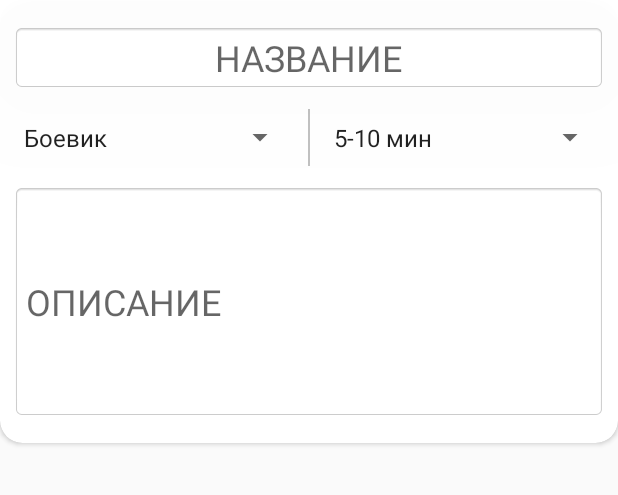
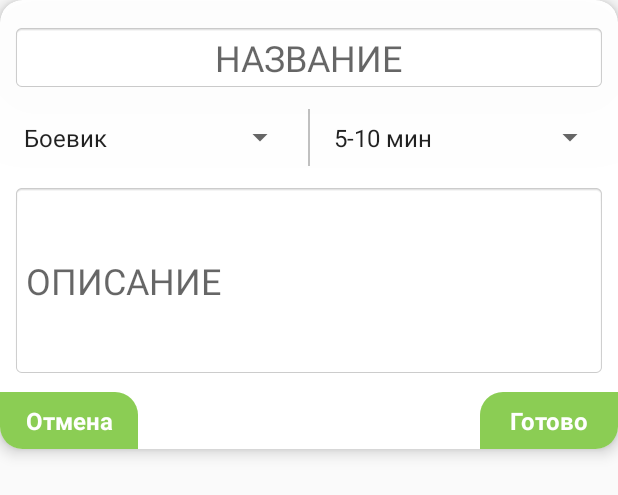
Before and after one commit to bigmeco/QuestConstructor, an Android app: the layout fragment_edit_project.xml on its own in the app's theme, with its tools: preview values and no code run, on a phone screen of 412 x 824 dp. Shown: the top 495 px of the screen. Run offline under Robolectric (Android 15) with nearby library versions, the phone set to English and light mode, and no system bars.

Commit message:
add editScreen db

```diff
--- a/app/src/main/AndroidManifest.xml
+++ b/app/src/main/AndroidManifest.xml
@@ -24,7 +24,6 @@
         <activity
             android:name=".CreatorScreenActivity"
             android:theme="@style/CreatorActivityTheme" />
-        <activity android:name=".EditProjectActivity"></activity>
     </application>
 
 </manifest>
--- a/app/src/main/java/com/bigmeco/questconstructor/CreatorScreenActivity.kt
+++ b/app/src/main/java/com/bigmeco/questconstructor/CreatorScreenActivity.kt
@@ -241,8 +241,8 @@ class CreatorScreenActivity : AppCompatActivity() {
         setContentView(R.layout.activity_creator_screen)
         Realm.init(this)
 
-        val preferences = PreferenceManager.getDefaultSharedPreferences(this)
-        idProject = preferences.getInt("idProject", 0)
+            val preferences = PreferenceManager.getDefaultSharedPreferences(this)
+            idProject = preferences.getInt("idProject", 0)
         objectProject = realm.where(ObjectProject::class.java).equalTo("id", idProject).findFirst()
         objectScreen = objectProject?.screen?.get(idScreen)
 
--- /dev/null
+++ b/app/src/main/res/drawable/rectangle_rounded_all.xml
@@ -0,0 +1,11 @@
+<?xml version="1.0" encoding="utf-8"?>
+<selector
+    xmlns:android="http://schemas.android.com/apk/res/android">
+    <item>
+        <shape>
+            <solid android:color="#8bcd54"/>
+            <corners
+                android:topLeftRadius="15dp"/>
+        </shape>
+    </item>
+</selector>
--- /dev/null
+++ b/app/src/main/res/drawable/rectangle_rounded_back.xml
@@ -0,0 +1,11 @@
+<?xml version="1.0" encoding="utf-8"?>
+<selector
+    xmlns:android="http://schemas.android.com/apk/res/android">
+    <item>
+        <shape>
+            <solid android:color="#8bcd54"/>
+            <corners
+                android:topRightRadius="15dp"/>
+        </shape>
+    </item>
+</selector>
--- a/app/src/main/res/layout/fragment_edit_project.xml
+++ b/app/src/main/res/layout/fragment_edit_project.xml
@@ -8,19 +8,14 @@
 
     <android.support.v7.widget.CardView
         android:layout_width="match_parent"
-        android:layout_height="64dp"
-        app:cardCornerRadius="0dp" />
-
-    <android.support.v7.widget.CardView
-        android:layout_width="match_parent"
         android:layout_height="wrap_content"
         android:layout_marginBottom="8dp"
-        app:cardCornerRadius="15dp">
+        app:cardCornerRadius="15dp"
+        app:cardElevation="6dp">
 
         <android.support.constraint.ConstraintLayout
             android:layout_width="match_parent"
-            android:layout_height="match_parent"
-            android:paddingBottom="16dp">
+            android:layout_height="match_parent">
 
             <EditText
                 android:id="@+id/editName"
@@ -87,6 +82,7 @@
                 android:id="@+id/editBody"
                 android:layout_width="match_parent"
                 android:layout_height="wrap_content"
+                android:layout_marginBottom="10dp"
                 android:layout_marginEnd="8dp"
                 android:layout_marginStart="8dp"
                 android:layout_marginTop="12dp"
@@ -94,12 +90,49 @@
                 android:ems="10"
                 android:hint="@string/description"
                 android:inputType="textMultiLine|textPersonName"
-                android:lines="5"
+                android:lines="6"
+                android:maxLines="14"
+                android:minLines="4"
                 android:textAlignment="viewStart"
                 android:textSize="24sp"
+                app:layout_constraintBottom_toTopOf="@+id/done"
                 app:layout_constraintEnd_toEndOf="parent"
                 app:layout_constraintStart_toStartOf="parent"
                 app:layout_constraintTop_toBottomOf="@+id/divider4" />
+
+            <TextView
+                android:id="@+id/done"
+                android:layout_width="92dp"
+                android:layout_height="wrap_content"
+                android:background="@drawable/rectangle_rounded_all"
+                android:paddingBottom="8dp"
+                android:paddingEnd="12dp"
+                android:paddingStart="12dp"
+                android:paddingTop="8dp"
+                android:text="@string/done"
+                android:textAlignment="center"
+                android:textColor="@color/cardview_light_background"
+                android:textSize="16sp"
+                android:textStyle="bold"
+                app:layout_constraintBottom_toBottomOf="parent"
+                app:layout_constraintEnd_toEndOf="parent" />
+
+            <TextView
+                android:id="@+id/cancel"
+                android:layout_width="92dp"
+                android:layout_height="wrap_content"
+                android:background="@drawable/rectangle_rounded_back"
+                android:paddingBottom="8dp"
+                android:paddingEnd="12dp"
+                android:paddingStart="12dp"
+                android:paddingTop="8dp"
+                android:text="@string/exit"
+                android:textAlignment="center"
+                android:textColor="@color/cardview_light_background"
+                android:textSize="16sp"
+                android:textStyle="bold"
+                app:layout_constraintBottom_toBottomOf="parent"
+                app:layout_constraintStart_toStartOf="parent" />
 
         </android.support.constraint.ConstraintLayout>
     </android.support.v7.widget.CardView>
```
Also changed, not shown: app/src/main/java/com/bigmeco/questconstructor/CreatorFragment.kt (+6 -2 lines), app/src/main/java/com/bigmeco/questconstructor/EditProjectFragment.kt (+60 -0 lines).
